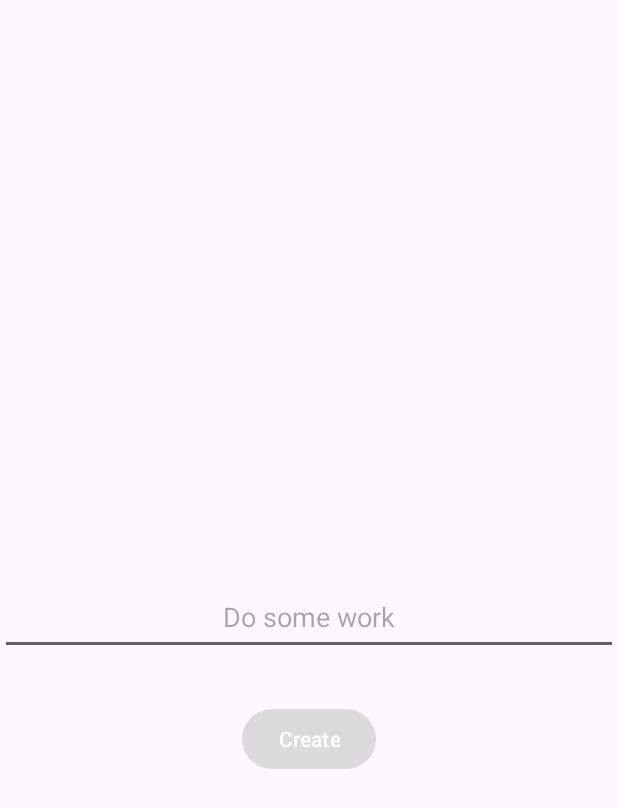
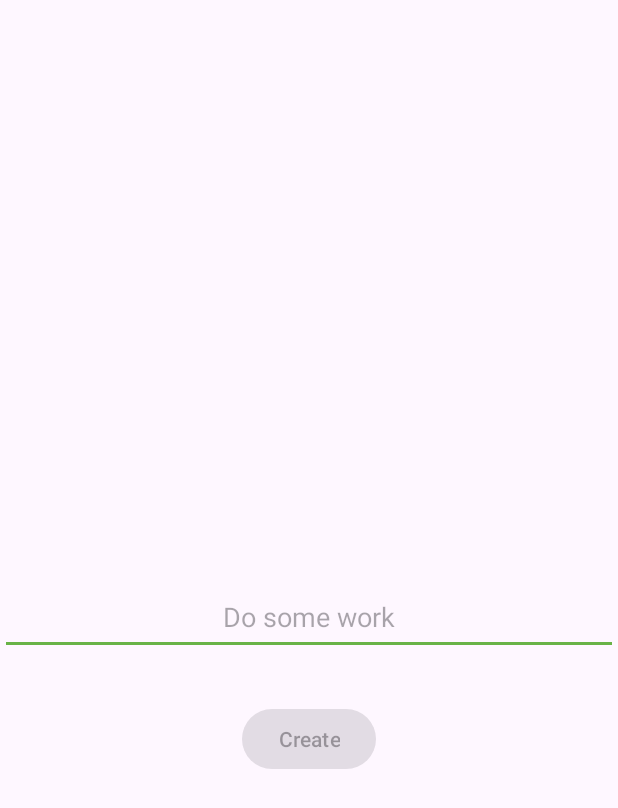
Before and after one commit to kimpors/Tojast, an Android app: the screen it shows after launch (CreateActivity), after a tap on an icon or button, on a phone screen of 412 x 824 dp. Shown: the top 808 px of the screen. Run offline under Robolectric (Android 15) with nearby library versions, the light colour scheme and no system bars; our stand-ins replace Room's generated code.

Commit message:
Дещо підправив в коді, настроїв теми.

```diff
--- a/app/src/main/java/com/kimpors/tojast/CreateActivity.java
+++ b/app/src/main/java/com/kimpors/tojast/CreateActivity.java
@@ -5,6 +5,7 @@ import androidx.appcompat.app.AppCompatActivity;
 import android.app.Activity;
 import android.content.Context;
 import android.content.Intent;
+import android.graphics.Color;
 import android.os.Bundle;
 import android.text.Editable;
 import android.text.TextWatcher;
@@ -26,15 +27,18 @@ public class CreateActivity extends AppCompatActivity implements View.OnClickLis
         super.onCreate(savedInstanceState);
         setContentView(R.layout.activity_create);
 
+        task = findViewById(R.id.task_edt);
+        create = findViewById(R.id.create_btn);
+
         Intent intent = getIntent();
         id = intent.getIntExtra("id", -1);
         if (id != -1) {
             setTaskText(this, id);
+            create.setText("Update");
         }
-
-        task = findViewById(R.id.task_edt);
-        create = findViewById(R.id.create_btn);
-        create.setBackgroundColor(0x22002200);
+        else {
+            create.setEnabled(false);
+        }
 
         task.addTextChangedListener(this);
         create.setOnClickListener(this);
@@ -69,12 +73,6 @@ public class CreateActivity extends AppCompatActivity implements View.OnClickLis
     public void onTextChanged(CharSequence charSequence, int i, int i1, int i2) {
 
         create.setEnabled(charSequence.length() != 0);
-
-        if (create.isEnabled()) {
-            create.setBackgroundColor(0xFF00FF00);
-        } else {
-            create.setBackgroundColor(0x22002200);
-        }
     }
 
     @Override
--- a/app/src/main/res/drawable/ic_add.xml
+++ b/app/src/main/res/drawable/ic_add.xml
@@ -1,4 +1,4 @@
-<vector android:height="24dp" android:tint="#000000"
+<vector android:height="24dp" android:tint="@color/steelblue"
     android:viewportHeight="24" android:viewportWidth="24"
     android:width="24dp" xmlns:android="http://schemas.android.com/apk/res/android">
     <path android:fillColor="@android:color/white" android:pathData="M19,13h-6v6h-2v-6H5v-2h6V5h2v6h6v2z"/>
--- a/app/src/main/res/drawable/ic_delete.xml
+++ b/app/src/main/res/drawable/ic_delete.xml
@@ -1,4 +1,4 @@
-<vector android:height="24dp" android:tint="#000000"
+<vector android:height="24dp" android:tint="@color/steelblue"
     android:viewportHeight="24" android:viewportWidth="24"
     android:width="24dp" xmlns:android="http://schemas.android.com/apk/res/android">
     <path android:fillColor="@android:color/white" android:pathData="M6,19c0,1.1 0.9,2 2,2h8c1.1,0 2,-0.9 2,-2V7H6v12zM19,4h-3.5l-1,-1h-5l-1,1H5v2h14V4z"/>
--- a/app/src/main/res/drawable/ic_edit.xml
+++ b/app/src/main/res/drawable/ic_edit.xml
@@ -1,4 +1,4 @@
-<vector android:height="24dp" android:tint="#000000"
+<vector android:height="24dp" android:tint="@color/steelblue"
     android:viewportHeight="24" android:viewportWidth="24"
     android:width="24dp" xmlns:android="http://schemas.android.com/apk/res/android">
     <path android:fillColor="@android:color/white" android:pathData="M3,17.25V21h3.75L17.81,9.94l-3.75,-3.75L3,17.25zM20.71,7.04c0.39,-0.39 0.39,-1.02 0,-1.41l-2.34,-2.34c-0.39,-0.39 -1.02,-0.39 -1.41,0l-1.83,1.83 3.75,3.75 1.83,-1.83z"/>
--- a/app/src/main/res/layout/activity_create.xml
+++ b/app/src/main/res/layout/activity_create.xml
@@ -13,7 +13,8 @@
         android:layout_centerInParent="true"
         android:gravity="center"
         android:hint="Do some work"
-        android:minHeight="50dp" />
+        android:minHeight="50dp"
+        android:inputType="text"/>
 
     <Button
         android:id="@+id/create_btn"
@@ -22,6 +23,6 @@
         android:text="Create"
         android:layout_below="@+id/task_edt"
         android:layout_centerHorizontal="true"
-        android:layout_marginTop="32dp"/>
+        android:layout_marginTop="32dp" />
 
 </RelativeLayout>
--- a/app/src/main/res/layout/activity_main.xml
+++ b/app/src/main/res/layout/activity_main.xml
@@ -28,7 +28,7 @@
         android:layout_alignParentBottom="true"
         android:layout_alignParentEnd="true"
         android:layout_margin="32dp"
-        android:backgroundTint="@android:color/darker_gray"
+        android:backgroundTint="@color/green"
         android:src="@drawable/ic_add"/>
 
 
--- a/app/src/main/res/layout/task_layout.xml
+++ b/app/src/main/res/layout/task_layout.xml
@@ -21,7 +21,7 @@
             android:layout_height="wrap_content"
             tool:text="Here can be your advertisement"
             android:paddingStart="8dp"
-            android:buttonTint="@android:color/holo_green_dark"/>
+            android:buttonTint="@color/green" />
 
     </RelativeLayout>
 </androidx.cardview.widget.CardView>
--- a/app/src/main/res/values-night/themes.xml
+++ b/app/src/main/res/values-night/themes.xml
@@ -1,7 +1,7 @@
 <resources xmlns:tools="http://schemas.android.com/tools">
-    <!-- Base application theme. -->
     <style name="Base.Theme.Tojast" parent="Theme.Material3.DayNight.NoActionBar">
-        <!-- Customize your dark theme here. -->
-        <!-- <item name="colorPrimary">@color/my_dark_primary</item> -->
+        <item name="colorPrimary">@color/steelblue</item>
+        <item name="colorSecondary">@color/black</item>
+        <item name="colorAccent">@color/green</item>
     </style>
 </resources>
--- a/app/src/main/res/values/colors.xml
+++ b/app/src/main/res/values/colors.xml
@@ -1,5 +1,8 @@
 <?xml version="1.0" encoding="utf-8"?>
 <resources>
-    <color name="black">#FF000000</color>
-    <color name="white">#FFFFFFFF</color>
+    <color name="white">#CFDEE6</color>
+    <color name="black">#222526</color>
+    <color name="steelblue">#406980</color>
+    <color name="green">#69B347</color>
+    <color name="gray">#B8C5CC</color>
 </resources>
--- a/app/src/main/res/values/themes.xml
+++ b/app/src/main/res/values/themes.xml
@@ -1,15 +1,11 @@
 <resources xmlns:tools="http://schemas.android.com/tools">
-    <!-- Base application theme. -->
     <style name="Base.Theme.Tojast" parent="Theme.Material3.DayNight.NoActionBar">
-        <!-- Customize your light theme here. -->
-        <!-- <item name="colorPrimary">@color/my_light_primary</item> -->
+
+        <item name="colorPrimary">@color/steelblue</item>
+        <item name="colorSecondary">@color/white</item>
+        <item name="colorAccent">@color/green</item>
+
     </style>
 
     <style name="Theme.Tojast" parent="Base.Theme.Tojast" />
-
-    <style name="Dialog" parent="Theme.Design.BottomSheetDialog">
-        <item name="android:windowIsFloating">false</item>
-        <item name="android:statusBarColor">@android:color/transparent</item>
-        <item name="android:windowSoftInputMode">adjustResize</item>
-    </style>
 </resources>
```
Also changed, not shown: app/src/main/java/com/kimpors/tojast/RecyclerItemTouchHelper.java (+6 -6 lines), app/src/main/res/drawable/button.xml (added, +8 -0 lines), app/src/main/res/layout/create_task.xml (deleted, +0 -26 lines).
